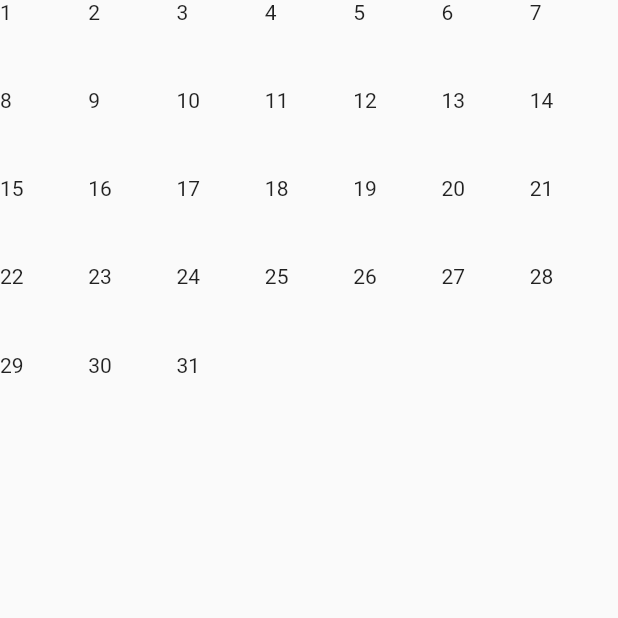
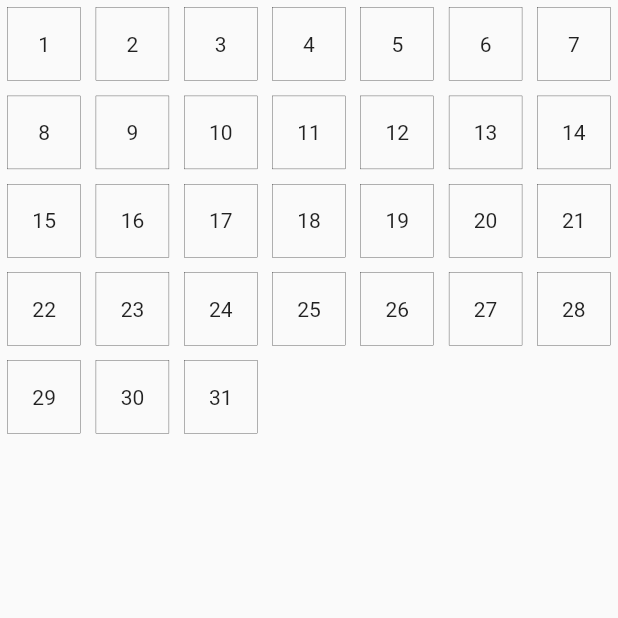
Before and after one commit to lutzzdias/calendar-flutter, a Flutter app: the screen it shows after launch, after a tap on "Nutrição", on a phone screen of 412 x 824 dp, the top half of it. Run offline on Flutter 3.47's test engine with Material 2 defaults, Android fonts, the phone set to English and light mode, and no system bars.

Commit message:
Modularized calendar day widget

```diff
--- a/lib/Presentation/Pages/calendar_page.dart
+++ b/lib/Presentation/Pages/calendar_page.dart
@@ -1,3 +1,4 @@
+import 'package:calendar/Presentation/Widgets/CalendarPage/calendar_day.dart';
 import 'package:flutter/material.dart';
 
 class CalendarPage extends StatelessWidget {
@@ -14,11 +15,7 @@ class CalendarPage extends StatelessWidget {
           ),
           itemCount: 31,
           itemBuilder: (context, index) {
-            return SizedBox(
-              width: 50,
-              height: 50,
-              child: Text("${index + 1}"),
-            );
+            return CalendarDay(index: index);
           },
         ),
       ),
--- /dev/null
+++ b/lib/Presentation/Widgets/CalendarPage/calendar_day.dart
@@ -0,0 +1,25 @@
+import 'package:calendar/Presentation/Pages/test_page.dart';
+import 'package:flutter/material.dart';
+
+class CalendarDay extends StatelessWidget {
+  final int index;
+
+  const CalendarDay({Key? key, required this.index}) : super(key: key);
+
+  @override
+  Widget build(BuildContext context) {
+    return GestureDetector(
+      onTap: () => Navigator.push(
+          context, MaterialPageRoute(builder: (context) => const TestPage())),
+      child: Container(
+        margin: const EdgeInsets.all(5),
+        decoration: BoxDecoration(
+          border: Border.all(width: 0.2),
+        ),
+        width: 50,
+        height: 50,
+        child: Center(child: Text("${index + 1}")),
+      ),
+    );
+  }
+}
```
